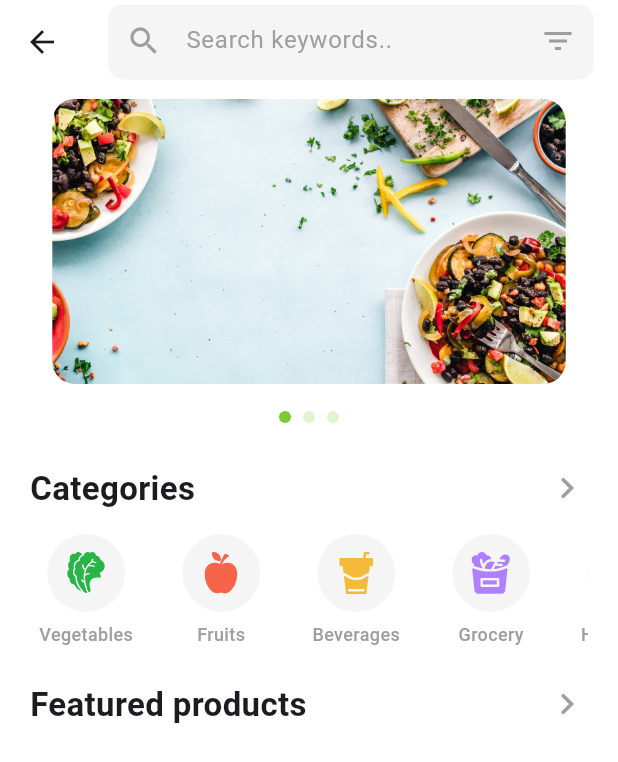
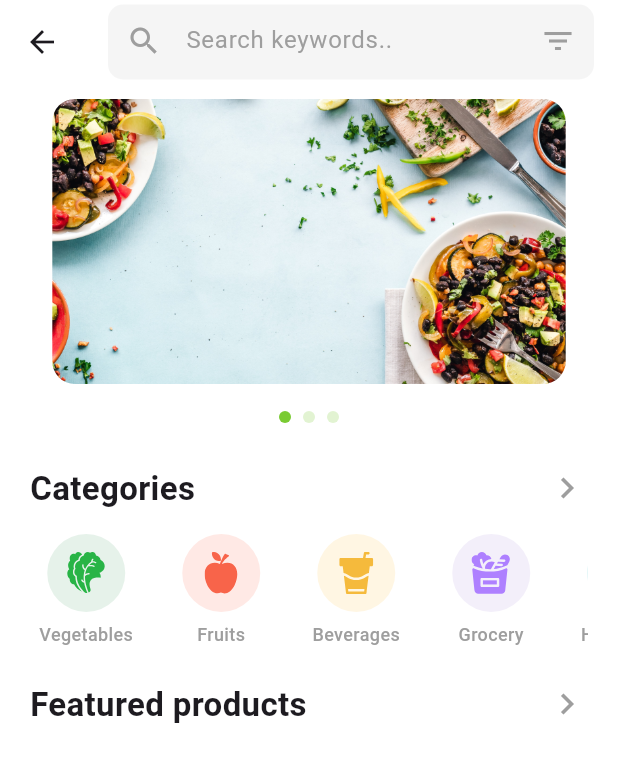
Before and after one commit to VinHa28/big-cart, a Flutter app: the HomeScreen screen opened directly, on a phone screen of 412 x 824 dp. Shown: the top 762 px of the screen. Run offline on Flutter 3.47's test engine with Material 3 defaults, Android fonts, the phone set to English and light mode, and no system bars; drawn by our look-alikes of carousel_slider; our stand-ins replace flutter_svg.

Commit message:
Update UI categries

```diff
--- a/app/lib/mock/mock_data.dart
+++ b/app/lib/mock/mock_data.dart
@@ -34,41 +34,48 @@ final List<Category> dummyCategories = [
     name: 'Vegetables',
     description: '',
     image: 'assets/images/category/category_1.svg',
+    color: 'E6F2EA',
   ),
   Category(
     id: '2',
     name: 'Fruits',
     description: '',
     image: 'assets/images/category/category_2.svg',
+    color: 'FFE9E5',
   ),
   Category(
     id: '3',
     name: 'Beverages',
     description: '',
     image: 'assets/images/category/category_3.svg',
+    color: 'FFF6E3',
   ),
   Category(
     id: '4',
     name: 'Grocery',
     description: '',
     image: 'assets/images/category/category_4.svg',
+    color: 'F3EFFA',
   ),
   Category(
     id: '5',
     name: 'Household',
     description: '',
     image: 'assets/images/category/category_5.svg',
+    color: 'DCF4F5',
   ),
   Category(
     id: '6',
     name: 'Edible oil',
     description: '',
     image: 'assets/images/category/category_6.svg',
+    color: 'FFE8F2',
   ),
   Category(
     id: '7',
     name: 'Babycare',
     description: '',
     image: 'assets/images/category/category_7.svg',
+    color: 'D2EFFF',
   ),
 ];
--- a/app/lib/models/category.dart
+++ b/app/lib/models/category.dart
@@ -1,14 +1,18 @@
+import 'package:flutter/material.dart';
+
 class Category {
   final String id;
   final String name;
   final String description;
   final String image;
+  final String color; // lưu raw từ DB
 
   Category({
     required this.id,
     required this.name,
     required this.description,
     required this.image,
+    required this.color,
   });
 
   factory Category.fromJson(Map<String, dynamic> json) {
@@ -17,6 +21,13 @@ class Category {
       name: json['name'],
       description: json['description'] ?? '',
       image: json['image'] ?? '',
+      color: json['color'] ?? '9E9E9E',
     );
   }
+
+  /// Convert HEX string (E6F2EA) -> Color
+  Color get colorValue {
+    final hex = color.replaceAll('#', '');
+    return Color(int.parse('0xFF$hex'));
+  }
 }
--- a/app/lib/widgets/category_card.dart
+++ b/app/lib/widgets/category_card.dart
@@ -22,7 +22,7 @@ class CategoryCard extends StatelessWidget {
               height: 52,
               width: 52,
               decoration: BoxDecoration(
-                color: Colors.grey.withValues(alpha: 0.1),
+                color: category.colorValue,
                 shape: BoxShape.circle,
               ),
               padding: const EdgeInsets.all(
```
